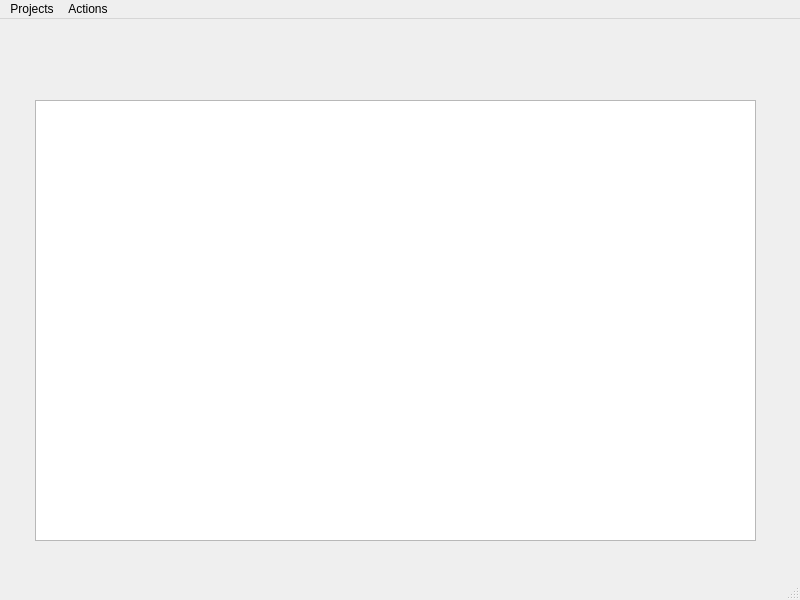
Qt form zeex/core/ui/main.ui (zbarge/zeex) before a commit.
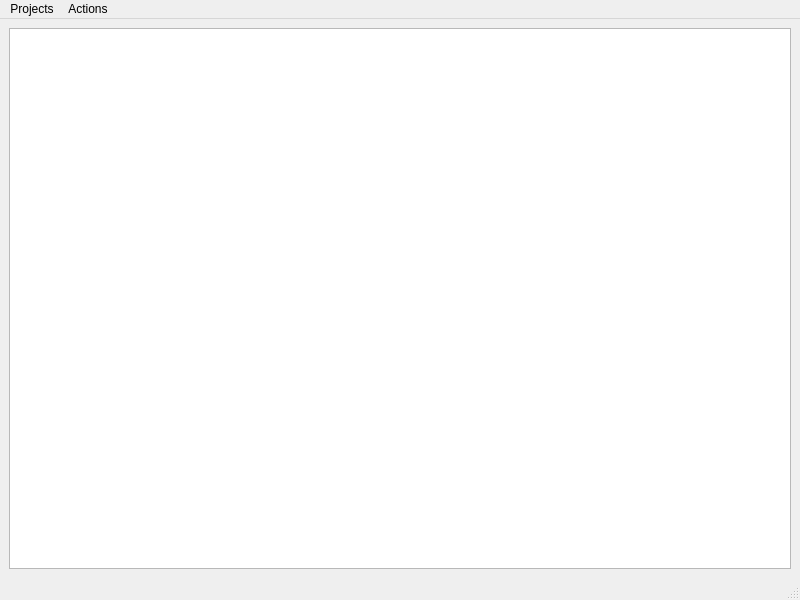
The same form after that commit. Custom widgets are drawn as their Qt base class.

Commit message: set main view into a horizontal layout

Patch:
```diff
--- a/zeex/core/ui/main.ui
+++ b/zeex/core/ui/main.ui
@@ -14,16 +14,15 @@
    <string>Zeex Home</string>
   </property>
   <widget class="QWidget" name="HomeWidget">
-   <widget class="FileSystemTreeView" name="treeView">
-    <property name="geometry">
-     <rect>
-      <x>35</x>
-      <y>81</y>
-      <width>721</width>
-      <height>441</height>
-     </rect>
-    </property>
-   </widget>
+   <layout class="QVBoxLayout" name="verticalLayout_2">
+    <item>
+     <layout class="QVBoxLayout" name="verticalLayout">
+      <item>
+       <widget class="FileSystemTreeView" name="treeView"/>
+      </item>
+     </layout>
+    </item>
+   </layout>
   </widget>
   <widget class="QMenuBar" name="homemenu">
    <property name="geometry">
```
The commit also changes 1 other file.
